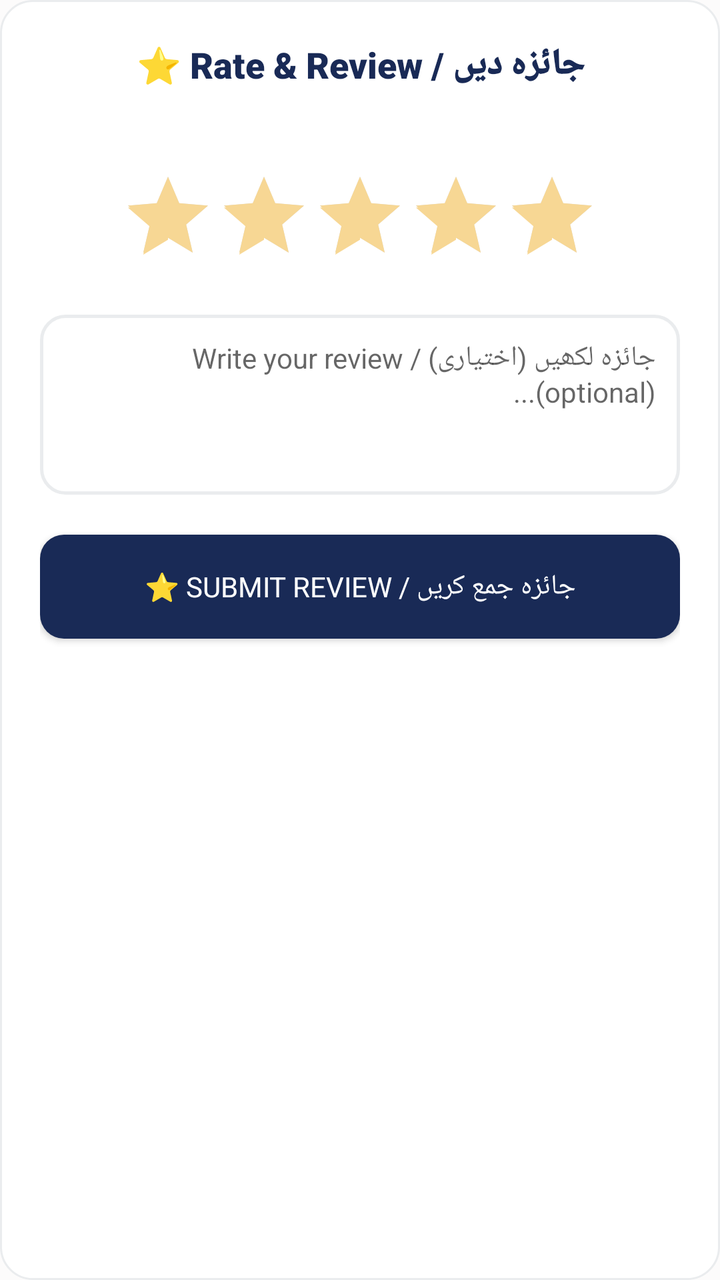
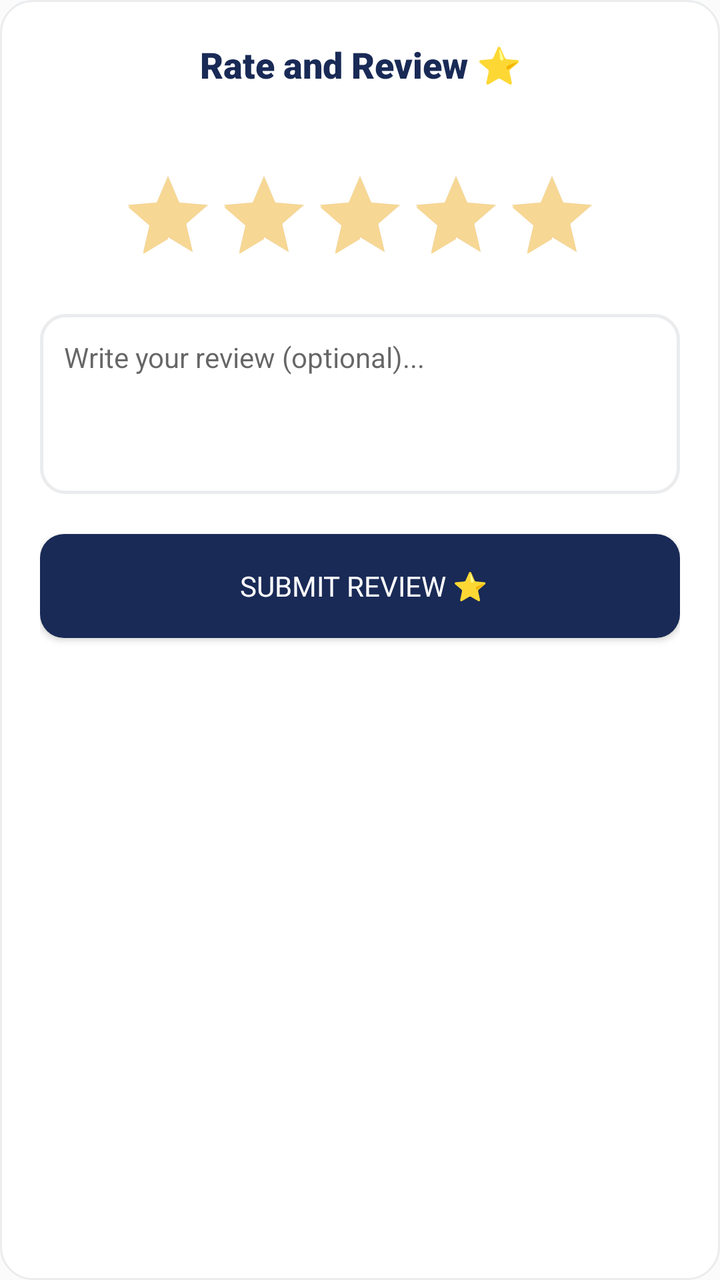

Screens rendered from an Android XML layout before and after an edit, with the pre-edit source and the edit as a unified diff.
<!-- AndroidManifest.xml: application theme Theme.SheEmpower -->
<!-- res/layout/dialog_review.xml -->
<?xml version="1.0" encoding="utf-8"?>
<LinearLayout xmlns:android="http://schemas.android.com/apk/res/android"
    android:layout_width="match_parent"
    android:layout_height="wrap_content"
    android:background="@drawable/bg_skeu_card"
    android:orientation="vertical"
    android:padding="20dp">

    <TextView
        android:layout_width="match_parent"
        android:layout_height="wrap_content"
        android:fontFamily="sans-serif-black"
        android:gravity="center"
        android:text="⭐ Rate &amp; Review / جائزہ دیں"
        android:textColor="@color/text_primary"
        android:textSize="18sp" />

    <TextView
        android:id="@+id/tvDialogSellerName"
        android:layout_width="match_parent"
        android:layout_height="wrap_content"
        android:layout_marginTop="6dp"
        android:gravity="center"
        android:textColor="@color/primary"
        android:textSize="13sp" />

    <RatingBar
        android:id="@+id/ratingBar"
        android:layout_width="wrap_content"
        android:layout_height="wrap_content"
        android:layout_gravity="center_horizontal"
        android:layout_marginTop="16dp"
        android:numStars="5"
        android:rating="5"
        android:stepSize="1" />

    <EditText
        android:id="@+id/etReviewText"
        android:layout_width="match_parent"
        android:layout_height="90dp"
        android:layout_marginTop="16dp"
        android:background="@drawable/bg_skeu_input"
        android:gravity="top|start"
        android:hint="جائزہ لکھیں (اختیاری) / Write your review (optional)..."
        android:padding="12dp"
        android:textColor="@color/text_primary"
        android:textSize="14sp" />

    <Button
        android:id="@+id/btnSubmitReview"
        android:layout_width="match_parent"
        android:layout_height="52dp"
        android:layout_marginTop="20dp"
        android:background="@drawable/bg_skeu_button_primary"
        android:fontFamily="sans-serif-bold"
        android:text="⭐ Submit Review / جائزہ جمع کریں"
        android:textColor="#FFFFFF"
        android:textSize="14sp" />

</LinearLayout>
<!-- resources referenced by this layout -->
<resources>
  <color name="primary">#192A56</color>
  kkkkkkkkk
  <color name="text_primary">#192A56</color>
  <!-- drawable bg_skeu_button_primary (drawable) -->
  <?xml version="1.0" encoding="utf-8"?>
  <shape xmlns:android="http://schemas.android.com/apk/res/android"
      android:shape="rectangle">
      <solid android:color="@color/midnight_navy" />
      <corners android:radius="12dp" />
  </shape>
  <!-- drawable bg_skeu_card (drawable) -->
  <?xml version="1.0" encoding="utf-8"?>
  <shape xmlns:android="http://schemas.android.com/apk/res/android"
      android:shape="rectangle">
      <solid android:color="@color/white" />
      <corners android:radius="16dp" />
      <stroke android:color="@color/card_border" android:width="1dp" />
  </shape>
  <!-- drawable bg_skeu_input (drawable) -->
  <?xml version="1.0" encoding="utf-8"?>
  <shape xmlns:android="http://schemas.android.com/apk/res/android"
      android:shape="rectangle">
      <solid android:color="@color/white" />
      <corners android:radius="12dp" />
      <stroke android:color="@color/card_border" android:width="1.5dp" />
  </shape>
  <style name="Theme.SheEmpower" parent="Theme.AppCompat.Light.NoActionBar">
          <item name="colorPrimary">@color/primary</item>
          <item name="colorPrimaryDark">@color/primary_dark</item>
          <item name="colorAccent">@color/accent</item>
          <item name="android:windowBackground">@color/background</item>
          <item name="android:colorBackground">@color/background</item>
          <item name="android:textColorPrimary">@color/text_primary</item>
          <item name="android:textColorSecondary">@color/text_secondary</item>
          <item name="android:statusBarColor">@color/primary_dark</item>
      </style>
  <color name="midnight_navy">#192A56</color>
  <color name="white">#FFFFFF</color>
  <color name="card_border">#EAECEE</color>
  <color name="primary_dark">#0F1B3D</color>
  <color name="accent">#F7D794</color>
  <color name="background">#FCFBFB</color>
  <color name="text_secondary">#6B7A99</color>
</resources>

<!-- the commit's change to res/layout/dialog_review.xml (unified diff, before → after) -->
@@ -11,7 +11,7 @@
         android:layout_height="wrap_content"
         android:fontFamily="sans-serif-black"
         android:gravity="center"
-        android:text="⭐ Rate &amp; Review / جائزہ دیں"
+        android:text="Rate and Review ⭐"
         android:textColor="@color/text_primary"
         android:textSize="18sp" />
 
@@ -41,7 +41,7 @@
         android:layout_marginTop="16dp"
         android:background="@drawable/bg_skeu_input"
         android:gravity="top|start"
-        android:hint="جائزہ لکھیں (اختیاری) / Write your review (optional)..."
+        android:hint="Write your review (optional)..."
         android:padding="12dp"
         android:textColor="@color/text_primary"
         android:textSize="14sp" />
@@ -53,7 +53,7 @@
         android:layout_marginTop="20dp"
         android:background="@drawable/bg_skeu_button_primary"
         android:fontFamily="sans-serif-bold"
-        android:text="⭐ Submit Review / جائزہ جمع کریں"
+        android:text=" Submit Review ⭐"
         android:textColor="#FFFFFF"
         android:textSize="14sp" />
 
